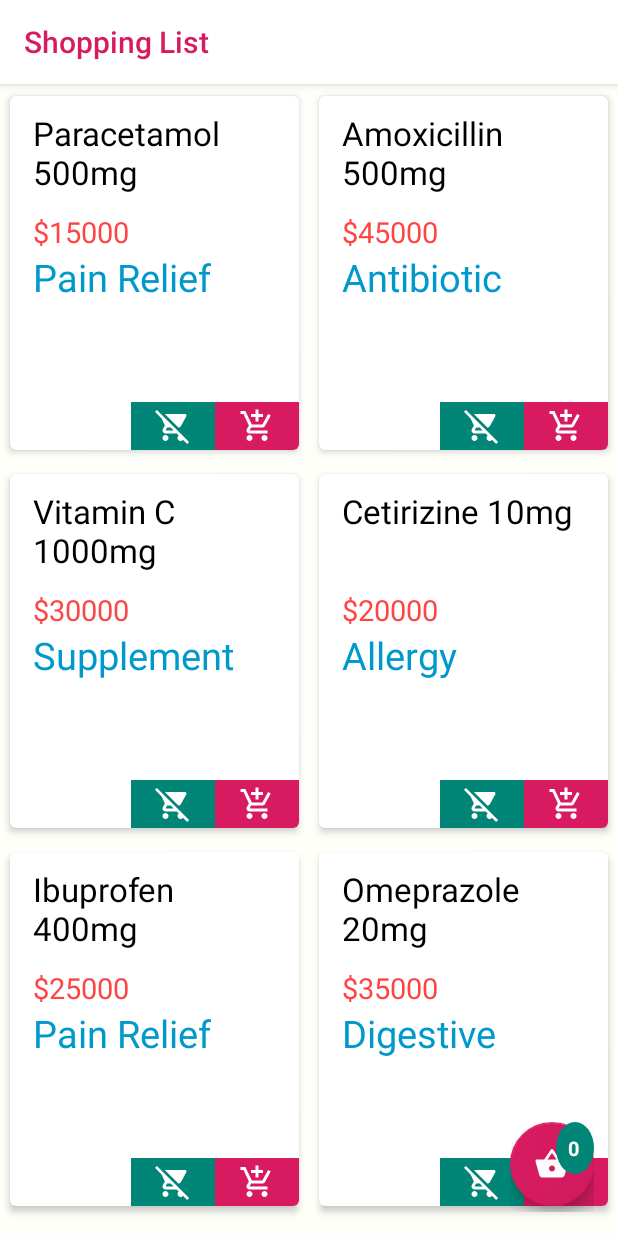
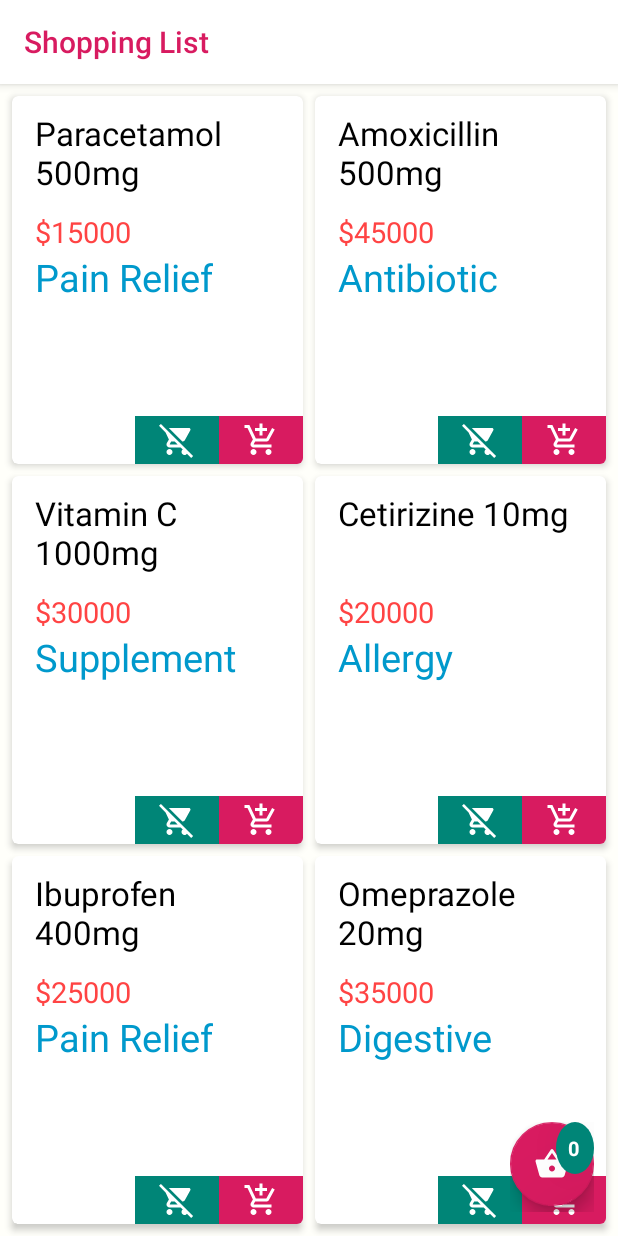
Before and after one commit to sawyerkiss/QuickOrder, an Android app: the screen it shows after launch (MainActivity), on a phone screen of 412 x 824 dp. Run offline under Robolectric (Android 15) with nearby library versions, the phone set to English and light mode, and no system bars; our stand-ins replace RxJava, data binding.

Commit message:
Use equal 8dp spacing between product cards and screen edges
Co-Authored-By: Devin AI <158243242+devin-ai-integration[bot]@users.noreply.github.com>

```diff
--- a/app/src/main/java/com/example/quickorder/shoppingcart/ProductAdapter.kt
+++ b/app/src/main/java/com/example/quickorder/shoppingcart/ProductAdapter.kt
@@ -18,13 +18,37 @@ class ProductAdapter(var context: Context, var products: List<Product> = arrayLi
     RecyclerView.Adapter<ProductAdapter.ViewHolder>() {
     override fun onCreateViewHolder(parent: ViewGroup, p1: Int): ViewHolder {
         val view = LayoutInflater.from(context).inflate(R.layout.product_row_item, parent, false)
-        val availableHeight = parent.measuredHeight - parent.paddingTop - parent.paddingBottom
-        if (availableHeight > 0) {
-            val params = view.layoutParams as ViewGroup.MarginLayoutParams
-            params.height = availableHeight / ROWS_PER_SCREEN - params.topMargin - params.bottomMargin
-        }
         return ViewHolder(view)
 
+    }
+
+    private var recyclerView: RecyclerView? = null
+
+    private val heightListener = View.OnLayoutChangeListener { v, _, top, _, bottom, _, oldTop, _, oldBottom ->
+        if (bottom - top != oldBottom - oldTop) v.post { notifyDataSetChanged() }
+    }
+
+    override fun onAttachedToRecyclerView(recyclerView: RecyclerView) {
+        this.recyclerView = recyclerView
+        recyclerView.addOnLayoutChangeListener(heightListener)
+    }
+
+    override fun onDetachedFromRecyclerView(recyclerView: RecyclerView) {
+        recyclerView.removeOnLayoutChangeListener(heightListener)
+        this.recyclerView = null
+    }
+
+    private fun applyRowHeight(view: View) {
+        val parent = recyclerView ?: return
+        val availableHeight = parent.height - parent.paddingTop - parent.paddingBottom
+        if (availableHeight <= 0) return
+        val params = view.layoutParams
+        // StaggeredGridLayoutManager subtracts the item margins from an exact height itself.
+        val rowHeight = availableHeight / ROWS_PER_SCREEN
+        if (params.height != rowHeight) {
+            params.height = rowHeight
+            view.layoutParams = params
+        }
     }
 
     override fun getItemCount(): Int = products.size
@@ -35,6 +59,7 @@ class ProductAdapter(var context: Context, var products: List<Product> = arrayLi
 
     override fun onBindViewHolder(viewHolder: ViewHolder, position: Int) {
 
+        applyRowHeight(viewHolder.itemView)
         viewHolder.bindProduct(products[position])
 
 
--- a/app/src/main/res/layout/activity_main.xml
+++ b/app/src/main/res/layout/activity_main.xml
@@ -34,6 +34,8 @@
 
         <androidx.recyclerview.widget.RecyclerView
                 android:id="@+id/products_recyclerview"
+                android:padding="4dp"
+                android:clipToPadding="false"
                 android:layout_width="match_parent"
                 android:layout_height="match_parent"/>
 
--- a/app/src/main/res/layout/product_row_item.xml
+++ b/app/src/main/res/layout/product_row_item.xml
@@ -3,8 +3,7 @@
         xmlns:app="http://schemas.android.com/apk/res-auto">
 <androidx.cardview.widget.CardView
         xmlns:card_view="http://schemas.android.com/tools"
-        app:cardUseCompatPadding="true"
-        android:layout_margin="2dp"
+        android:layout_margin="4dp"
         app:cardBackgroundColor="@android:color/white"
         app:cardCornerRadius="4dp"
         android:background="?attr/selectableItemBackground"
```
